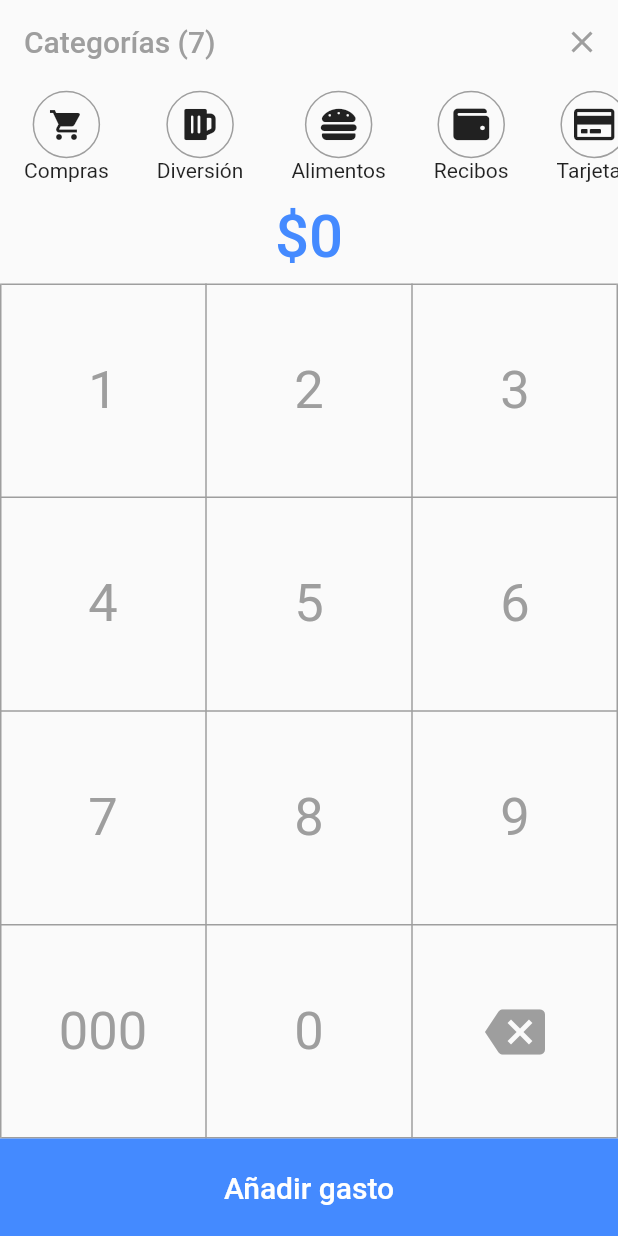
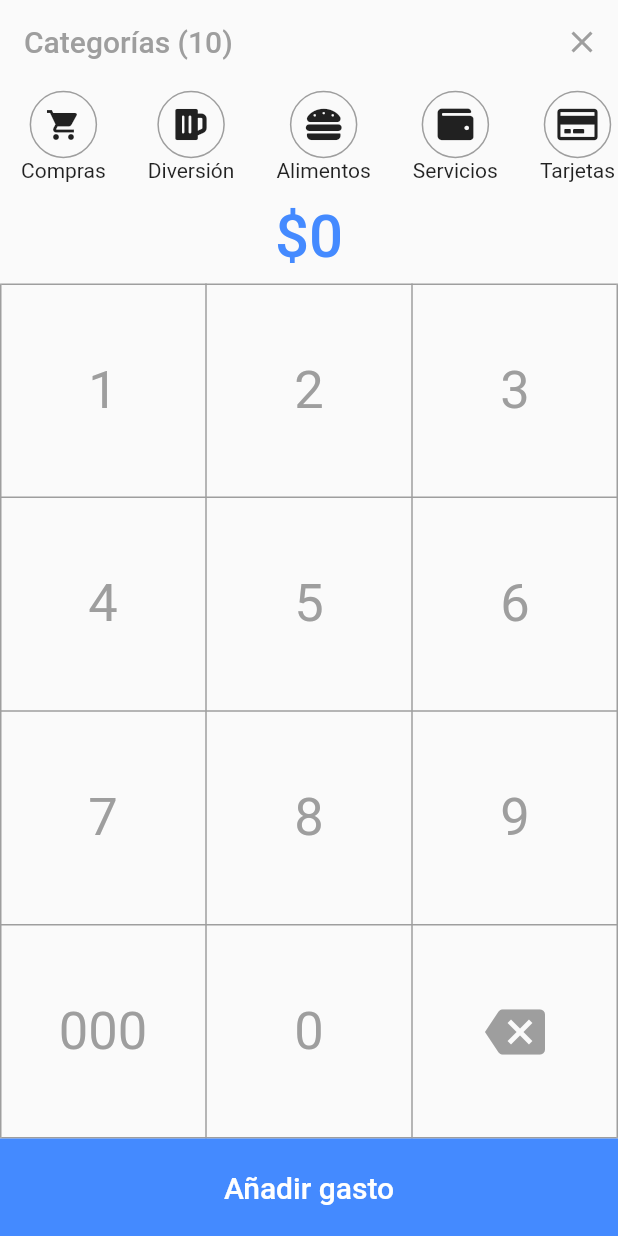
Before and after one commit to jumorap/MyWallet_FirstView, a Flutter app: the screen it shows after launch, after a tap on the "add" icon, on a phone screen of 412 x 824 dp. Run offline on Flutter 3.47's test engine with Material 2 defaults, Android fonts, the light colour scheme and no system bars; our stand-ins replace charts_flutter, cloud_firestore, font_awesome_flutter; accounts and stored records are empty.

Commit message:
Visual changes was added by suggestion of Beta Testers, like new categories, format of numbers in all pages and format of float numbers like percentages in "month_widget.dart"

```diff
--- a/lib/category_selection_widget.dart
+++ b/lib/category_selection_widget.dart
@@ -20,7 +20,7 @@ class CategoryWidget extends StatelessWidget {
   @override
   Widget build(BuildContext context) {
     return Padding(
-      padding: const EdgeInsets.symmetric(horizontal: 16.0),
+      padding: const EdgeInsets.symmetric(horizontal: 14.0),
       child: Column(
         mainAxisAlignment: MainAxisAlignment.center,
         children: <Widget>[
--- a/lib/greph_widget.dart
+++ b/lib/greph_widget.dart
@@ -77,7 +77,7 @@ class _GraphWidgetState extends State<GraphWidget> {
       primaryMeasureAxis: NumericAxisSpec(
         tickProviderSpec: BasicNumericTickProviderSpec(
           //Define the number of boxes in axis Y (eje Y)
-          desiredTickCount: 6,
+          desiredTickCount: 7,
         ),
       ),
     );
--- a/lib/month_widget.dart
+++ b/lib/month_widget.dart
@@ -2,6 +2,7 @@ import 'package:cloud_firestore/cloud_firestore.dart';
 import 'package:flutter/material.dart';
 import 'package:font_awesome_flutter/font_awesome_flutter.dart';
 import 'greph_widget.dart';
+import 'package:intl/intl.dart';
 
 class MonthWidget extends StatefulWidget {
   final List<DocumentSnapshot> documents;
@@ -49,9 +50,12 @@ class _MonthWidgetState extends State<MonthWidget> {
     );
   }
   Widget _expenses() {
+    //Imported 'package:intl/intl.dart', we can give format to [widget.total], doing friendly how this look to our users
+    // is used wrote the next line, and after taking the variable [widget.total] so: f.format([variable])
+    NumberFormat f = new NumberFormat("#,###", "es_COP");
     return Column(
         children: <Widget>[
-          Text("\$${widget.total.toStringAsFixed(0)} COP", //Next lines give style to Text
+          Text("\$${f.format(widget.total)} COP", //Next lines give style to Text
               style: TextStyle(
                   fontWeight: FontWeight.bold,
                   fontSize: 30.0
@@ -80,7 +84,8 @@ class _MonthWidgetState extends State<MonthWidget> {
     ); // Container
   }
 
-  Widget _item(IconData icon, String name, int percent, int value){
+  Widget _item(IconData icon, String name, double percent, int value){
+    NumberFormat f = new NumberFormat("#,###", "es_COP");
     return ListTile(
       leading: Icon(icon, size: 26.0),
       title: Text(name,
@@ -89,7 +94,7 @@ class _MonthWidgetState extends State<MonthWidget> {
           fontSize: 18.0,
         ),
       ),
-      subtitle: Text("$percent% de gastos",
+      subtitle: Text("${percent.toStringAsFixed(2)}% de gastos",
         style: TextStyle(
           fontSize: 14.0,
           color: Colors.blueGrey,
@@ -103,7 +108,7 @@ class _MonthWidgetState extends State<MonthWidget> {
         ),
         child: Padding(//This is a PADDING, is so util to give a nice appearance
           padding: const EdgeInsets.all(8.0),
-          child: Text("\$$value",
+          child: Text("\$${f.format(value)}",
             style: TextStyle(
               color: Colors.blueAccent,
               fontWeight: FontWeight.bold,
@@ -122,7 +127,7 @@ class _MonthWidgetState extends State<MonthWidget> {
         itemBuilder: (BuildContext context, int index) {
           var key = widget.categories.keys.elementAt(index);
           var data = widget.categories[key];
-          return _item(FontAwesomeIcons.shoppingCart, key, 100 * data ~/ widget.total , data ~/ 1);
+          return _item(FontAwesomeIcons.shoppingCart, key, 100 * data / widget.total , data ~/ 1);
         },
         separatorBuilder: (BuildContext context, int index) {
           return Container(
--- a/lib/pages/add_page.dart
+++ b/lib/pages/add_page.dart
@@ -3,6 +3,7 @@ import 'package:font_awesome_flutter/font_awesome_flutter.dart';
 import 'package:cloud_firestore/cloud_firestore.dart';
 import '../category_selection_widget.dart';
 import 'package:flutter/src/widgets/heroes.dart';
+import 'package:intl/intl.dart';
 
 class AddPage extends StatefulWidget {
   @override
@@ -20,7 +21,7 @@ class _AddPageState extends State<AddPage> {
         automaticallyImplyLeading: false,
         backgroundColor: Colors.transparent,
         elevation: 0.0,//We dont wanna that see the appBar
-        title: Text("Categorías (7)",
+        title: Text("Categorías (10)",
           style: TextStyle(
             color: Colors.grey,
           )
@@ -55,14 +56,17 @@ class _AddPageState extends State<AddPage> {
   Widget _categorySelector() {
     return Container(
       height: 70.0,
-      child: CategorySelectorWidget(//Send the categories to category_selector_widget to build images and text in top of activity
+      child: CategorySelectorWidget(//Send the categories to class category_selector_widget.dart to build images and text in top of activity
         //Send the name and image in a data structure Map
         categories: {
           "Compras": Icons.shopping_cart,
           "Diversión": FontAwesomeIcons.beer,
           "Alimentos": FontAwesomeIcons.hamburger,
-          "Recibos": FontAwesomeIcons.wallet,
+          "Servicios": FontAwesomeIcons.wallet,
           "Tarjetas": FontAwesomeIcons.creditCard,
+          "Salud": FontAwesomeIcons.heartbeat,
+          "Transporte": FontAwesomeIcons.busAlt,
+          "Educación": FontAwesomeIcons.university,
           "Impuestos": FontAwesomeIcons.listAlt,
           "Imprevisto": FontAwesomeIcons.frown,
         },
@@ -72,10 +76,11 @@ class _AddPageState extends State<AddPage> {
   }
 
   Widget _currentValue() {
+    NumberFormat f = new NumberFormat("#,###", "es_COP");
     var realValue = value / 1.0;
     return Padding(
       padding: const EdgeInsets.symmetric(vertical: 8.0),
-      child: Text("\$${realValue.toStringAsFixed(0)}",
+      child: Text("\$${f.format(realValue)}",
         style: TextStyle(
           fontSize: 40.0,
           color: Colors.blueAccent,
--- a/lib/pages/home_page.dart
+++ b/lib/pages/home_page.dart
@@ -54,7 +54,7 @@ class _MyHomePageState extends State<MyHomePage> {
                 _bottomAction(FontAwesomeIcons.history),
                 _bottomAction(FontAwesomeIcons.chartPie),
                 //The dock size is defined by
-                SizedBox(width: 25.0, height: 45.0),
+                SizedBox(width: 25.0, height: 50.0),
                 _bottomAction(FontAwesomeIcons.wallet),
                 _bottomAction(Icons.settings),
               ]
@@ -126,7 +126,7 @@ class _MyHomePageState extends State<MyHomePage> {
         )
     );
   }
-  Widget _selector(){//Create an horizonal "menu-deslizable*"
+  Widget _selector(){//Create an horizontal "menu-deslizable*"
     return SizedBox.fromSize(
         size: Size.fromHeight(70.0),
         child: PageView(
```
